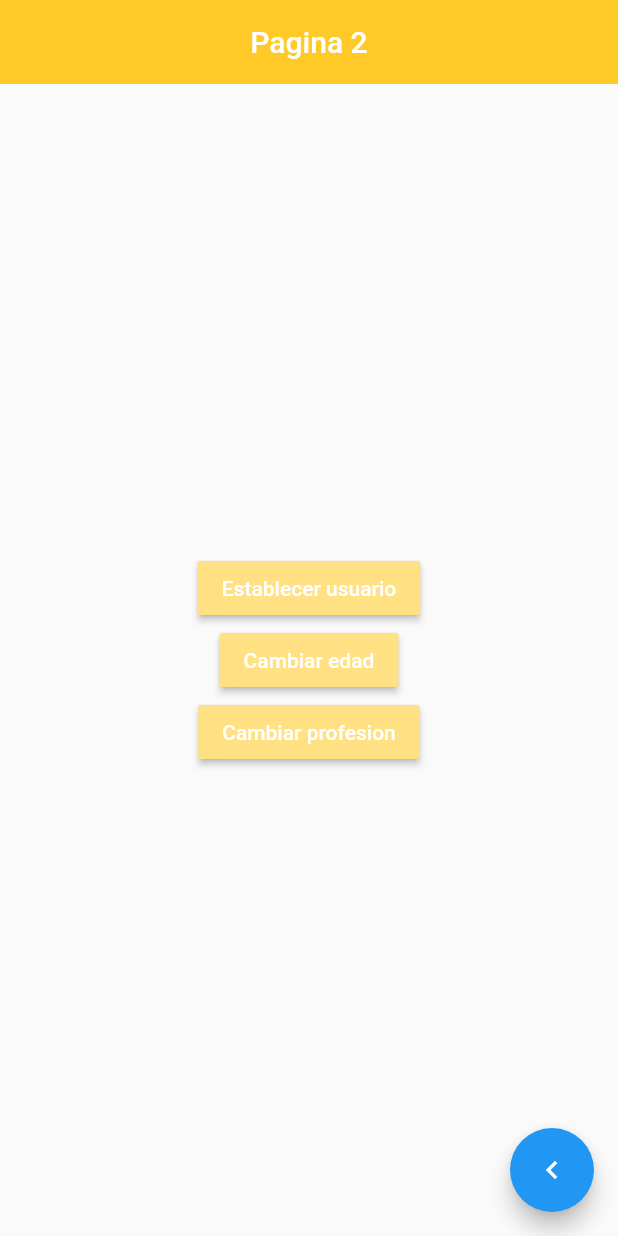
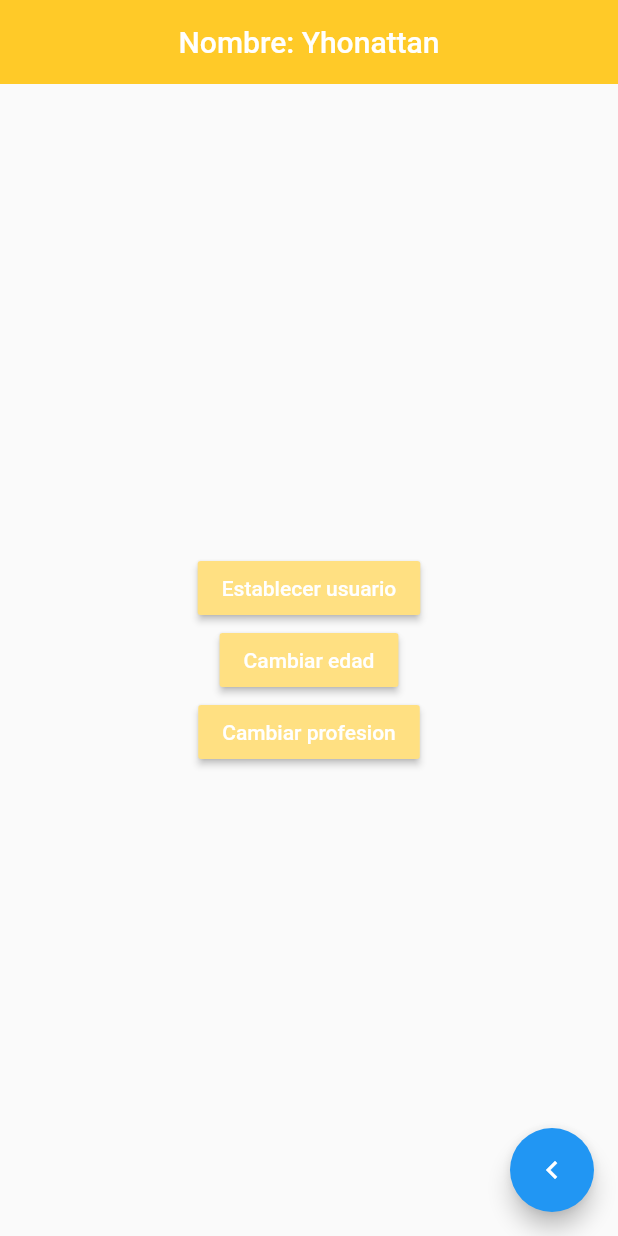
Before and after one commit to YhonattanZ/Manejadores-de-estado, a Flutter app: the screen it shows after launch, after a tap on the "navigate next" icon, after a tap on "Establecer usuario", on a phone screen of 412 x 824 dp. Run offline on Flutter 3.47's test engine with Material 2 defaults, Android fonts, the phone set to English and light mode, and no system bars; our stand-ins replace rxdart; accounts and stored records are empty.

Commit message:
Fin singleton

```diff
--- a/lib/models/usuario.dart
+++ b/lib/models/usuario.dart
@@ -1,6 +1,6 @@
 class Usuario {
   String? nombre;
-  String? edad;
+  int? edad;
   List<String>? profesiones;
 
   Usuario({this.edad, this.nombre, this.profesiones});
--- a/lib/pages/pagina1.dart
+++ b/lib/pages/pagina1.dart
@@ -1,3 +1,5 @@
+import 'package:estados_singleton/models/usuario.dart';
+import 'package:estados_singleton/services/usuario_services.dart';
 import 'package:flutter/material.dart';
 
 class Pagina1 extends StatelessWidget {
@@ -11,7 +13,18 @@
         backgroundColor: Colors.blue[400],
         title: const Text('Pagina 1'),
       ),
-      body: const InfoUsuario(),
+      body: StreamBuilder(
+        stream: usuarioService.usuarioStreamController,
+        builder: (context, snapshot) {
+          return snapshot.hasData
+              ? InfoUsuario(snapshot.data)
+              : Center(
+                  child: CircularProgressIndicator.adaptive(
+                    backgroundColor: Colors.purple[200],
+                  ),
+                );
+        },
+      ),
       floatingActionButton: FloatingActionButton(
         backgroundColor: Colors.purple[300],
         onPressed: () {
@@ -27,9 +40,9 @@
 }
 
 class InfoUsuario extends StatelessWidget {
-  const InfoUsuario({
-    Key? key,
-  }) : super(key: key);
+  final Usuario? usuario;
+
+  const InfoUsuario(this.usuario);
 
   @override
   Widget build(BuildContext context) {
@@ -39,27 +52,27 @@
       width: double.infinity,
       child: Column(
           crossAxisAlignment: CrossAxisAlignment.start,
-          children: const <Widget>[
-            Text(
+          children: <Widget>[
+            const Text(
               'General',
               style: TextStyle(fontSize: 18, fontWeight: FontWeight.w600),
             ),
-            Divider(),
+            const Divider(),
             ListTile(
-              title: Text('Nombre: '),
+              title: Text('Nombre:  ' '${usuario?.nombre}'),
             ),
             ListTile(
-              title: Text('Edad: '),
+              title: Text('Edad: ${usuario?.edad}'),
             ),
-            Text(
+            const Text(
               'Profesiones',
               style: TextStyle(fontSize: 18, fontWeight: FontWeight.w600),
             ),
-            Divider(),
-            ListTile(
+            const Divider(),
+            const ListTile(
               title: Text('Profesion actual: '),
             ),
-            ListTile(
+            const ListTile(
               title: Text('Profesion anterior: '),
             ),
           ]),
--- a/lib/pages/pagina2.dart
+++ b/lib/pages/pagina2.dart
@@ -1,3 +1,5 @@
+import 'package:estados_singleton/models/usuario.dart';
+import 'package:estados_singleton/services/usuario_services.dart';
 import 'package:flutter/material.dart';
 
 class Pagina2 extends StatelessWidget {
@@ -10,7 +12,14 @@
         elevation: 0,
         backgroundColor: Colors.amber[400],
         centerTitle: true,
-        title: const Text('Pagina 2'),
+        title: StreamBuilder(
+          stream: usuarioService.usuarioStreamController,
+          builder: (context, snapshot) {
+            return snapshot.hasData
+                ? Text('Nombre: ${snapshot.data?.nombre}')
+                : Text('Pagina 2 ');
+          },
+        ),
       ),
       floatingActionButton: FloatingActionButton(
         onPressed: () {
@@ -26,7 +35,10 @@
         mainAxisAlignment: MainAxisAlignment.center,
         children: <Widget>[
           MaterialButton(
-            onPressed: () {},
+            onPressed: () {
+              final nuevoUsuario = Usuario(nombre: 'Yhonattan', edad: 22);
+              usuarioService.cargarUsuario(nuevoUsuario);
+            },
             color: Colors.amber[200],
             child: const Text(
               'Establecer usuario',
@@ -34,7 +46,9 @@
             ),
           ),
           MaterialButton(
-            onPressed: () {},
+            onPressed: () {
+              usuarioService.cambiarEdad(25);
+            },
             color: Colors.amber[200],
             child: const Text(
               'Cambiar edad',
--- /dev/null
+++ b/lib/services/usuario_services.dart
@@ -0,0 +1,32 @@
+import 'dart:async';
+
+import 'package:estados_singleton/models/usuario.dart';
+import 'package:rxdart/rxdart.dart';
+
+class _UsuarioService {
+  Usuario? _usuario;
+
+  final StreamController<Usuario> _usuarioStream = BehaviorSubject();
+
+  Stream<Usuario> get usuarioStreamController => _usuarioStream.stream;
+
+  Usuario? get usuario => _usuario;
+  bool get existeUsuario => (_usuario != null) ? true : false;
+
+  void cargarUsuario(Usuario user) {
+    _usuario = user;
+    _usuarioStream.sink.add(user);
+  }
+
+  void cambiarEdad(int edad) {
+    _usuario?.edad = edad;
+    _usuarioStream.sink.add(_usuario!);
+  }
+
+  @override
+  void dispose() {
+    _usuarioStream.close();
+  }
+}
+
+final usuarioService = _UsuarioService();
--- a/pubspec.yaml
+++ b/pubspec.yaml
@@ -36,6 +36,7 @@
   # The following adds the Cupertino Icons font to your application.
   # Use with the CupertinoIcons class for iOS style icons.
   cupertino_icons: ^1.0.2
+  rxdart: ^0.27.5
 
 dev_dependencies:
   flutter_test:
```
Also changed, not shown: pubspec.lock.
